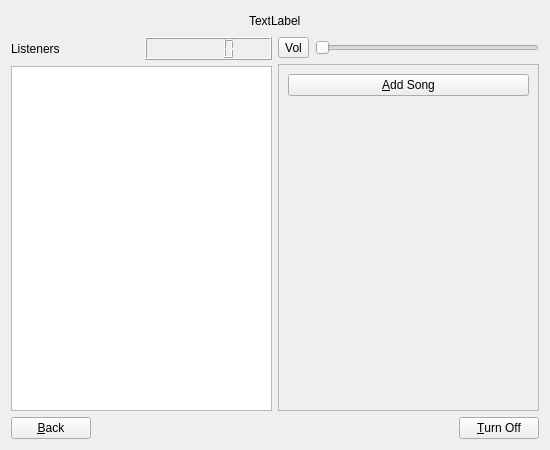
First picture: the form in GoodVibes-Client/channelwidget.ui, repository spacesh1p/GoodVibes-Radio, before the edit.
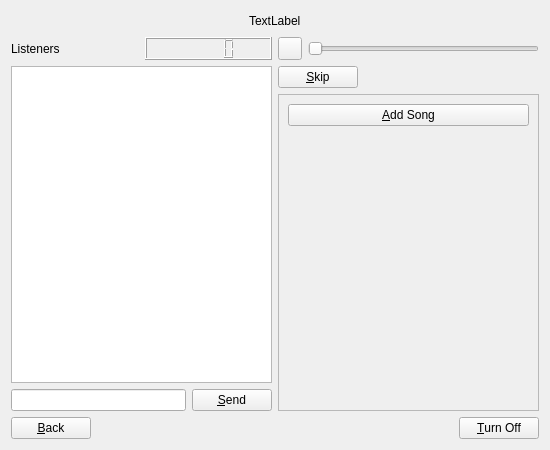
Second picture: the form after the edit. Icons and pictures are not drawn.

```diff
--- a/GoodVibes-Client/channelwidget.ui
+++ b/GoodVibes-Client/channelwidget.ui
@@ -52,7 +52,7 @@
     </layout>
    </item>
    <item>
-    <layout class="QHBoxLayout" name="horizontalLayout_5">
+    <layout class="QHBoxLayout" name="horizontalLayout_7">
      <item>
       <layout class="QVBoxLayout" name="verticalLayout_3">
        <item>
@@ -83,6 +83,20 @@
          </property>
         </widget>
        </item>
+       <item>
+        <layout class="QHBoxLayout" name="horizontalLayout_6">
+         <item>
+          <widget class="QLineEdit" name="msgEdit"/>
+         </item>
+         <item>
+          <widget class="QPushButton" name="cmdSend">
+           <property name="text">
+            <string>&amp;Send</string>
+           </property>
+          </widget>
+         </item>
+        </layout>
+       </item>
       </layout>
      </item>
      <item>
@@ -92,7 +106,11 @@
          <item>
           <widget class="QToolButton" name="cmdVolume">
            <property name="text">
-            <string>Vol</string>
+            <string/>
+           </property>
+           <property name="icon">
+            <iconset resource="icons.qrc">
+             <normaloff>:/new/prefix1/icons/low-volume.png</normaloff>:/new/prefix1/icons/low-volume.png</iconset>
            </property>
            <property name="checkable">
             <bool>true</bool>
@@ -108,6 +126,30 @@
          </item>
         </layout>
        </item>
+       <item>
+        <layout class="QHBoxLayout" name="horizontalLayout_5">
+         <item>
+          <widget class="QPushButton" name="cmdSkip">
+           <property name="text">
+            <string>&amp;Skip</string>
+           </property>
+          </widget>
+         </item>
+         <item>
+          <spacer name="horizontalSpacer_4">
+           <property name="orientation">
+            <enum>Qt::Horizontal</enum>
+           </property>
+           <property name="sizeHint" stdset="0">
+            <size>
+             <width>40</width>
+             <height>20</height>
+            </size>
+           </property>
+          </spacer>
+         </item>
+        </layout>
+       </item>
        <item>
         <widget class="QScrollArea" name="songsArea">
          <property name="autoFillBackground">
@@ -122,7 +164,7 @@
             <x>0</x>
             <y>0</y>
             <width>258</width>
-            <height>339</height>
+            <height>307</height>
            </rect>
           </property>
           <layout class="QVBoxLayout" name="verticalLayout">
```
Left out of the diff: 4 changed lines with no effect on the pictures.
